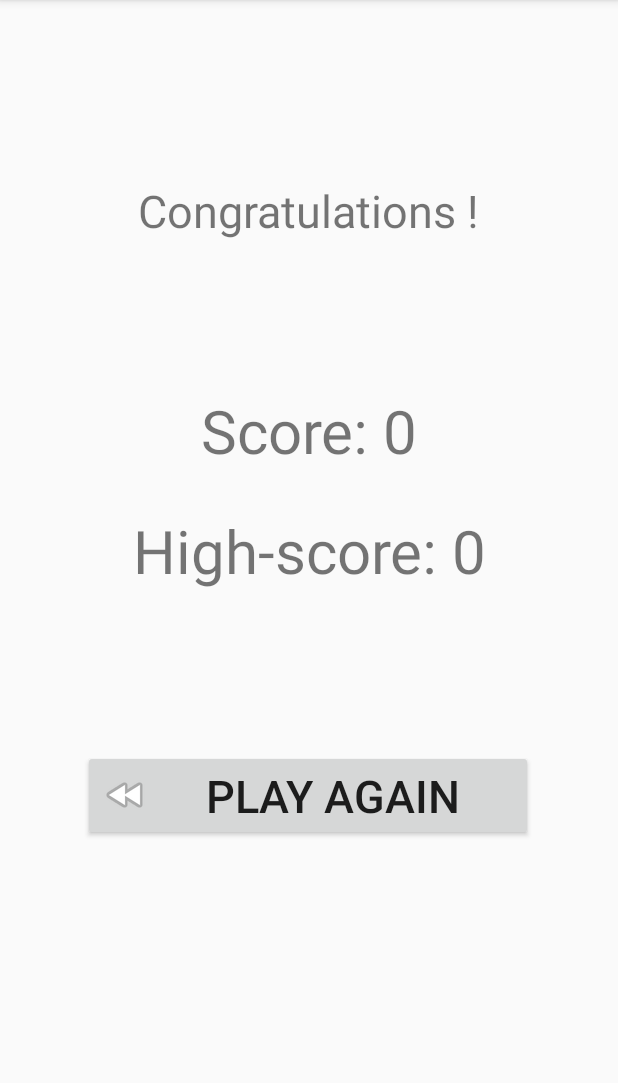
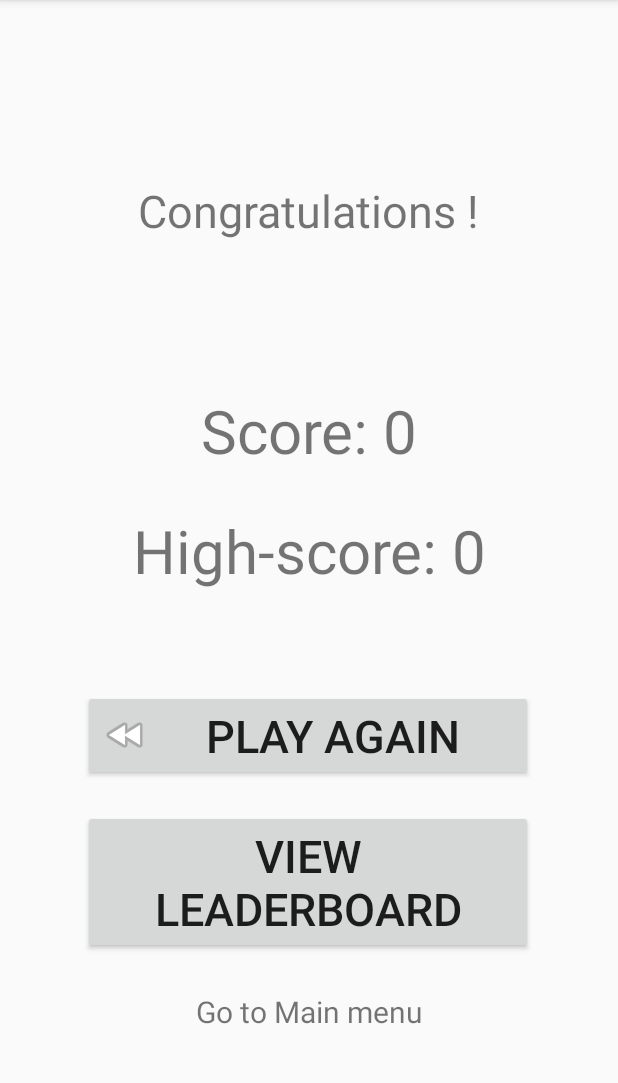
Before and after one commit to anamarijapapic/QuizGame, an Android app: the SummaryActivity screen opened directly, with no data from a screen before it, on a phone screen of 412 x 824 dp, the part 84-1167 px from its top. Run offline under Robolectric (Android 15) with nearby library versions, the phone set to English and light mode, and no system bars; our stand-ins replace Firebase (no records; nobody signed in at launch, a user with empty details on screens opened directly); 2 statements that could not run were skipped.

Commit message:
Implement leaderboard logic, add Firebase db
- Add Firebase Realtime database dependency
- On game over, check if personal high score is achieved and update it in db
- Celebrate high score with ValueAnimator animation (countUp)
- Display top 10 results (all players) on the leaderboard
- Minor UI/UX fixes

```diff
--- a/app/build.gradle.kts
+++ b/app/build.gradle.kts
@@ -51,6 +51,7 @@ dependencies {
     // Add the dependencies for any other desired Firebase products
     // https://firebase.google.com/docs/android/setup#available-libraries
     implementation("com.google.firebase:firebase-auth")
+    implementation("com.google.firebase:firebase-database")
 
     implementation("com.squareup.retrofit2:retrofit:2.9.0")
     implementation("com.squareup.retrofit2:converter-gson:2.9.0")
--- a/app/src/main/AndroidManifest.xml
+++ b/app/src/main/AndroidManifest.xml
@@ -15,6 +15,9 @@
         android:supportsRtl="true"
         android:theme="@style/Theme.QuizGame"
         tools:targetApi="31">
+        <activity
+            android:name=".LeaderboardActivity"
+            android:exported="false" />
         <activity
             android:name=".SummaryActivity"
             android:exported="false" />
--- a/app/src/main/java/org/oss/quizgame/MainActivity.java
+++ b/app/src/main/java/org/oss/quizgame/MainActivity.java
@@ -15,6 +15,7 @@ public class MainActivity extends AppCompatActivity {
     TextView logout;
     FirebaseAuth mAuth;
     Button startGame;
+    Button viewLeaderboard;
 
     @Override
     protected void onCreate(Bundle savedInstanceState) {
@@ -32,5 +33,8 @@ public class MainActivity extends AppCompatActivity {
 
         startGame = findViewById(R.id.startGameButton);
         startGame.setOnClickListener(view -> startActivity(new Intent(MainActivity.this, GameActivity.class)));
+
+        viewLeaderboard = findViewById(R.id.leaderboardButton);
+        viewLeaderboard.setOnClickListener(view -> startActivity(new Intent(MainActivity.this, LeaderboardActivity.class)));
     }
 }
--- a/app/src/main/java/org/oss/quizgame/SummaryActivity.java
+++ b/app/src/main/java/org/oss/quizgame/SummaryActivity.java
@@ -2,16 +2,24 @@ package org.oss.quizgame;
 
 import androidx.appcompat.app.AppCompatActivity;
 
+import android.animation.ValueAnimator;
 import android.content.Intent;
 import android.os.Bundle;
+import android.util.Log;
 import android.widget.Button;
 import android.widget.TextView;
 
 import com.google.firebase.auth.FirebaseAuth;
+import com.google.firebase.database.DatabaseReference;
+import com.google.firebase.database.FirebaseDatabase;
 
 public class SummaryActivity extends AppCompatActivity {
 
     FirebaseAuth mAuth;
+    DatabaseReference mDatabase;
+    int currentScore;
+    int highScore;
+    ValueAnimator scoreAnimator;
 
     @Override
     protected void onCreate(Bundle savedInstanceState) {
@@ -19,19 +27,80 @@ public class SummaryActivity extends AppCompatActivity {
         setContentView(R.layout.activity_summary);
 
         mAuth = FirebaseAuth.getInstance();
+        mDatabase = FirebaseDatabase.getInstance().getReference("leaderboard");
 
         Intent intent = getIntent();
-        int score = intent.getIntExtra("score", 0);
+        currentScore = intent.getIntExtra("score", 0);
 
-        TextView congratsText = findViewById(R.id.congratulations);
-        TextView scoreText = findViewById(R.id.score);
-        TextView highScoreText = findViewById(R.id.highScore);
-
-        congratsText.setText(getString(R.string.congratulations, mAuth.getCurrentUser().getEmail()));
-        scoreText.setText(getString(R.string.score, score));
-        highScoreText.setText(getString(R.string.high_score, score));
+        getHighScore(mAuth.getCurrentUser().getEmail());
 
         Button playAgainButton = findViewById(R.id.playAgainButton);
         playAgainButton.setOnClickListener(view -> startActivity(new Intent(SummaryActivity.this, GameActivity.class)));
+
+        Button leaderboardButton = findViewById(R.id.leaderboardButton);
+        leaderboardButton.setOnClickListener(view -> startActivity(new Intent(SummaryActivity.this, LeaderboardActivity.class)));
+
+        TextView mainMenuButton = findViewById(R.id.mainMenuButton);
+        mainMenuButton.setOnClickListener(view -> startActivity(new Intent(SummaryActivity.this, MainActivity.class)));
+    }
+
+    private void getHighScore(String email) {
+        String username = email.substring(0, email.indexOf('@'));
+
+        mDatabase.child(username).get().addOnSuccessListener(snapshot -> {
+            if (snapshot.exists()) {
+                highScore = snapshot.getValue(Integer.class);
+            } else {
+                highScore = 0;
+            }
+
+            updateHighScore(mAuth.getCurrentUser().getEmail());
+
+            // Update UI with highScore
+            TextView congratsText = findViewById(R.id.congratulations);
+            TextView scoreText = findViewById(R.id.score);
+            TextView highScoreText = findViewById(R.id.highScore);
+
+            congratsText.setText(getString(R.string.congratulations, mAuth.getCurrentUser().getEmail()));
+            scoreText.setText(getString(R.string.score, currentScore));
+            highScoreText.setText(getString(R.string.high_score, highScore));
+        }).addOnFailureListener(e -> {
+            Log.d("Firebase", "Error getting data", e);
+            highScore = 0;
+        });
+    }
+
+    private void updateHighScore(String email) {
+        TextView highScoreText = findViewById(R.id.highScore);
+
+        // Extract username from email
+        String username = email.substring(0, email.indexOf('@'));
+
+        // Check if the current score is higher than the existing high score
+        if (currentScore > highScore) {
+            // Create a ValueAnimator if it hasn't been created yet
+            if (scoreAnimator == null) {
+                // Initialize the ValueAnimator with the current and target values
+                scoreAnimator = ValueAnimator.ofInt(highScore, currentScore);
+                scoreAnimator.setDuration(1000); // Set the duration of the animation as needed
+                // Add an update listener to handle the interpolated values during animation
+                scoreAnimator.addUpdateListener(animation -> {
+                    int animatedValue = (int) animation.getAnimatedValue();
+                    // Update the highScoreText with the animated value
+                    highScoreText.setText(getString(R.string.high_score, animatedValue));
+                });
+                // Start the animation
+                scoreAnimator.start();
+            } else {
+                // If an animation already exists, set a new target value and start the animation again
+                scoreAnimator.setIntValues(highScore, currentScore);
+                scoreAnimator.start();
+            }
+
+            // Update the actual highScore only if the new score is higher
+            highScore = currentScore;
+            // Update the high score in the database
+            mDatabase.child(username).setValue(highScore);
+        }
     }
 }
--- a/app/src/main/res/layout/activity_summary.xml
+++ b/app/src/main/res/layout/activity_summary.xml
@@ -11,9 +11,9 @@
         android:layout_width="wrap_content"
         android:layout_height="wrap_content"
         android:layout_marginTop="120dp"
+        android:gravity="center"
         android:text="@string/congratulations"
         android:textSize="30sp"
-        android:gravity="center"
         app:layout_constraintEnd_toEndOf="parent"
         app:layout_constraintHorizontal_bias="0.498"
         app:layout_constraintStart_toStartOf="parent"
@@ -24,9 +24,9 @@
         android:layout_width="wrap_content"
         android:layout_height="wrap_content"
         android:layout_marginTop="260dp"
+        android:gravity="center"
         android:text="@string/score"
         android:textSize="40sp"
-        android:gravity="center"
         app:layout_constraintEnd_toEndOf="parent"
         app:layout_constraintHorizontal_bias="0.5"
         app:layout_constraintStart_toStartOf="parent"
@@ -37,9 +37,9 @@
         android:layout_width="wrap_content"
         android:layout_height="wrap_content"
         android:layout_marginTop="340dp"
+        android:gravity="center"
         android:text="@string/high_score"
         android:textSize="40sp"
-        android:gravity="center"
         app:layout_constraintEnd_toEndOf="parent"
         app:layout_constraintHorizontal_bias="0.501"
         app:layout_constraintStart_toStartOf="parent"
@@ -49,7 +49,7 @@
         android:id="@+id/playAgainButton"
         android:layout_width="300dp"
         android:layout_height="wrap_content"
-        android:layout_marginTop="500dp"
+        android:layout_marginTop="460dp"
         android:drawableLeft="@android:drawable/ic_media_rew"
         android:text="@string/play_again"
         android:textSize="30sp"
@@ -59,4 +59,28 @@
         app:layout_constraintTop_toTopOf="parent"
         tools:ignore="RtlHardcoded" />
 
+    <Button
+        android:id="@+id/leaderboardButton"
+        android:layout_width="300dp"
+        android:layout_height="wrap_content"
+        android:layout_marginTop="540dp"
+        android:text="@string/view_leaderboard"
+        android:textSize="30sp"
+        app:layout_constraintEnd_toEndOf="parent"
+        app:layout_constraintHorizontal_bias="0.495"
+        app:layout_constraintStart_toStartOf="parent"
+        app:layout_constraintTop_toTopOf="parent" />
+
+    <TextView
+        android:id="@+id/mainMenuButton"
+        android:layout_width="wrap_content"
+        android:layout_height="wrap_content"
+        android:layout_marginBottom="80dp"
+        android:text="@string/go_to_main_menu"
+        android:textSize="20sp"
+        app:layout_constraintBottom_toBottomOf="parent"
+        app:layout_constraintEnd_toEndOf="parent"
+        app:layout_constraintHorizontal_bias="0.5"
+        app:layout_constraintStart_toStartOf="parent" />
+
 </androidx.constraintlayout.widget.ConstraintLayout>
--- a/app/src/main/res/values/strings.xml
+++ b/app/src/main/res/values/strings.xml
@@ -19,4 +19,11 @@
     <string name="leaderboard_place">#%d</string>
     <string name="leaderboard_username">%s</string>
     <string name="leaderboard_score">%d</string>
+    <string name="leaderboard_place_header">#</string>
+    <string name="leaderboard_username_header">Username</string>
+    <string name="leaderboard_score_header">Score</string>
+    <string name="leaderboard_title">Leaderboard</string>
+    <string name="view_leaderboard">View Leaderboard</string>
+    <string name="back">Back</string>
+    <string name="go_to_main_menu">Go to Main menu</string>
 </resources>
```
Also changed, not shown: app/src/main/java/org/oss/quizgame/LeaderboardActivity.java (added, +86 -0 lines), app/src/main/res/layout/activity_leaderboard.xml (added, +106 -0 lines), app/src/main/res/layout/activity_main.xml (+24 -0 lines).
